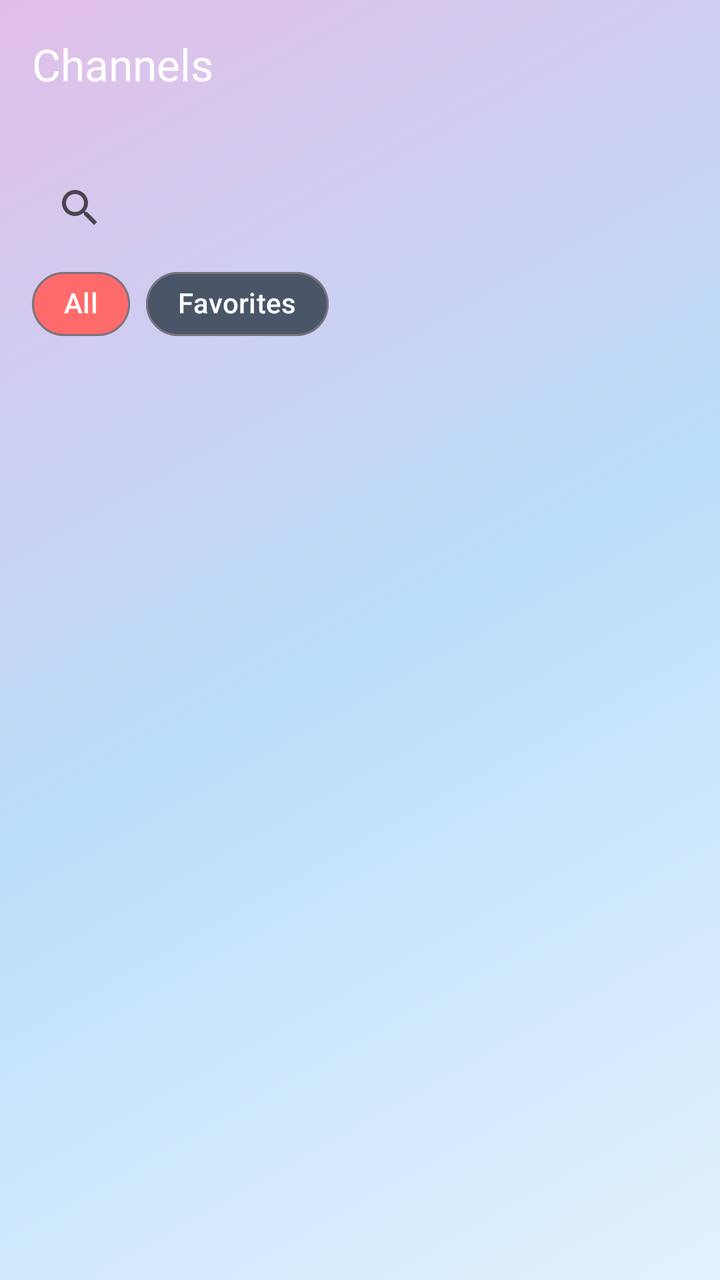
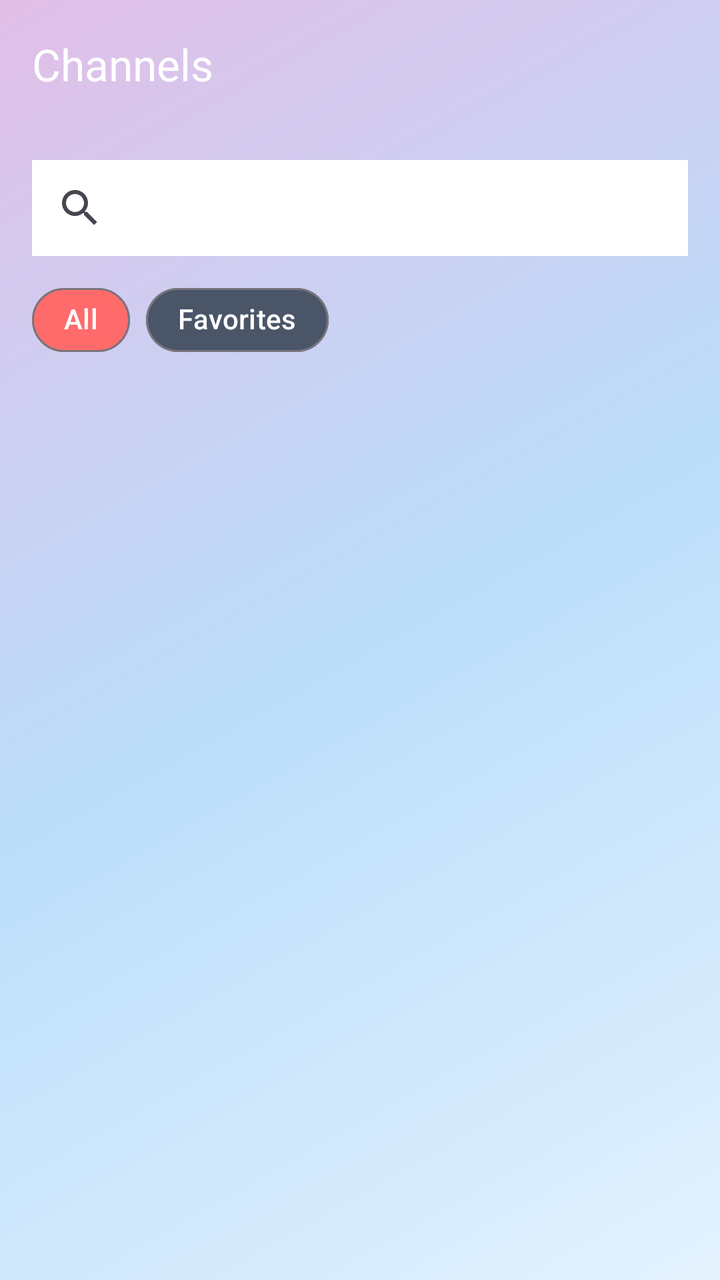

Compare the two renders of this Android layout. The source of the first and the diff that turns it into the second are given below.
<!-- AndroidManifest.xml: application theme Theme.MyApplication -->
<!-- res/layout/activity_main.xml -->
<?xml version="1.0" encoding="utf-8"?>
<androidx.constraintlayout.widget.ConstraintLayout
    xmlns:android="http://schemas.android.com/apk/res/android"
    xmlns:app="http://schemas.android.com/apk/res-auto"
    android:layout_width="match_parent"
    android:layout_height="match_parent"
    android:id="@+id/main"
    android:background="@drawable/gradient_background">

    
    <androidx.appcompat.widget.Toolbar
        android:id="@+id/toolbar"
        android:layout_width="match_parent"
        android:layout_height="?attr/actionBarSize"
        android:background="@android:color/transparent"
        app:title="Channels"
        app:titleTextColor="@android:color/white"
        app:layout_constraintTop_toTopOf="parent" />

    
    <androidx.appcompat.widget.SearchView
        android:id="@+id/searchView"
        android:layout_width="0dp"
        android:layout_height="wrap_content"
        android:layout_margin="16dp"
        android:queryHint="Search channels..."
        app:layout_constraintTop_toBottomOf="@id/toolbar"
        app:layout_constraintStart_toStartOf="parent"
        app:layout_constraintEnd_toEndOf="parent" />

    
    <com.google.android.material.chip.ChipGroup
        android:id="@+id/chipGroup"
        android:layout_width="0dp"
        android:layout_height="wrap_content"
        android:layout_marginHorizontal="16dp"
        app:layout_constraintTop_toBottomOf="@id/searchView"
        app:layout_constraintStart_toStartOf="parent"
        app:layout_constraintEnd_toEndOf="parent">

        <com.google.android.material.chip.Chip
            android:id="@+id/chipAll"
            android:layout_width="wrap_content"
            android:layout_height="wrap_content"
            android:text="All"
            android:textColor="@color/white"
            app:chipBackgroundColor="#FF6B6B"
            app:chipCornerRadius="20dp" />

        <com.google.android.material.chip.Chip
            android:id="@+id/chipFavorites"
            android:layout_width="wrap_content"
            android:layout_height="wrap_content"
            android:text="Favorites"
            android:textColor="@color/white"
            app:chipBackgroundColor="#4A5568"
            app:chipCornerRadius="20dp" />

    </com.google.android.material.chip.ChipGroup>

    <ProgressBar
        android:id="@+id/progressBar"
        android:layout_width="wrap_content"
        android:layout_height="wrap_content"
        android:layout_gravity="center"
        android:visibility="gone"
        app:layout_constraintTop_toTopOf="parent"
        app:layout_constraintBottom_toBottomOf="parent"
        app:layout_constraintStart_toStartOf="parent"
        app:layout_constraintEnd_toEndOf="parent"
        android:indeterminateTint="@color/teal_700" />

    
    <androidx.recyclerview.widget.RecyclerView
        android:id="@+id/recyclerView"
        android:layout_width="0dp"
        android:layout_height="0dp"
        android:layout_margin="16dp"
        app:layoutManager="androidx.recyclerview.widget.LinearLayoutManager"
        app:layout_constraintTop_toBottomOf="@id/chipGroup"
        app:layout_constraintBottom_toBottomOf="parent"
        app:layout_constraintStart_toStartOf="parent"
        app:layout_constraintEnd_toEndOf="parent" />

</androidx.constraintlayout.widget.ConstraintLayout>
<!-- resources referenced by this layout -->
<resources>
  <color name="teal_700">#FF018786</color>
  <color name="white">#FFFFFFFF</color>
  <!-- drawable gradient_background (drawable) -->
  <?xml version="1.0" encoding="utf-8"?>
  <shape xmlns:android="http://schemas.android.com/apk/res/android">
      <gradient
          android:angle="135"
          android:startColor="#E3F2FD"
          android:centerColor="#BBDEFB"
          android:endColor="#E1BEE7"
          android:type="linear" />
  </shape>
  <style name="Theme.MyApplication" parent="Base.Theme.MyApplication" />
  <style name="Base.Theme.MyApplication" parent="Theme.Material3.DayNight.NoActionBar">
          
          
      </style>
</resources>

<!-- the commit's change to res/layout/activity_main.xml (unified diff, before → after) -->
@@ -20,10 +20,13 @@
     
     <androidx.appcompat.widget.SearchView
         android:id="@+id/searchView"
-        android:layout_width="0dp"
+        android:layout_width="match_parent"
         android:layout_height="wrap_content"
         android:layout_margin="16dp"
+        android:background="@android:color/white"
         android:queryHint="Search channels..."
+        android:iconifiedByDefault="false"
+        android:textColor="@android:color/black"
         app:layout_constraintTop_toBottomOf="@id/toolbar"
         app:layout_constraintStart_toStartOf="parent"
         app:layout_constraintEnd_toEndOf="parent" />
@@ -34,6 +37,7 @@
         android:layout_width="0dp"
         android:layout_height="wrap_content"
         android:layout_marginHorizontal="16dp"
+        android:layout_marginTop="8dp"
         app:layout_constraintTop_toBottomOf="@id/searchView"
         app:layout_constraintStart_toStartOf="parent"
         app:layout_constraintEnd_toEndOf="parent">
@@ -58,11 +62,11 @@
 
     </com.google.android.material.chip.ChipGroup>
 
+    
     <ProgressBar
         android:id="@+id/progressBar"
         android:layout_width="wrap_content"
         android:layout_height="wrap_content"
-        android:layout_gravity="center"
         android:visibility="gone"
         app:layout_constraintTop_toTopOf="parent"
         app:layout_constraintBottom_toBottomOf="parent"
@@ -75,7 +79,10 @@
         android:id="@+id/recyclerView"
         android:layout_width="0dp"
         android:layout_height="0dp"
-        android:layout_margin="16dp"
+        android:layout_marginStart="16dp"
+        android:layout_marginTop="8dp"
+        android:layout_marginEnd="16dp"
+        android:layout_marginBottom="16dp"
         app:layoutManager="androidx.recyclerview.widget.LinearLayoutManager"
         app:layout_constraintTop_toBottomOf="@id/chipGroup"
         app:layout_constraintBottom_toBottomOf="parent"
